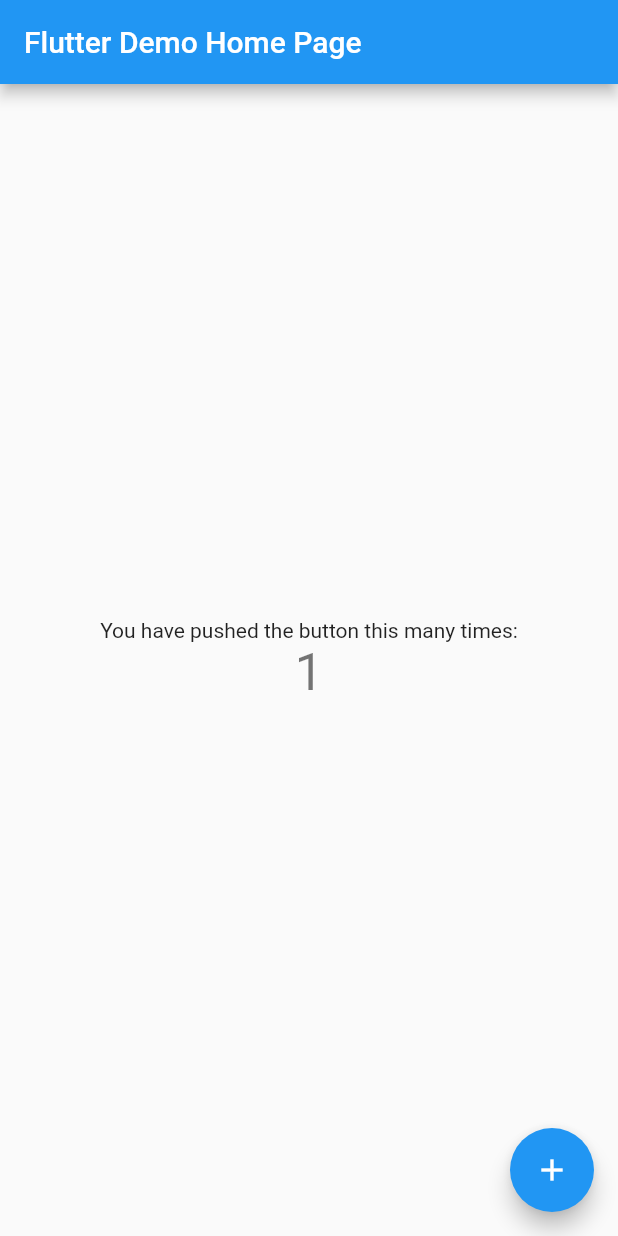
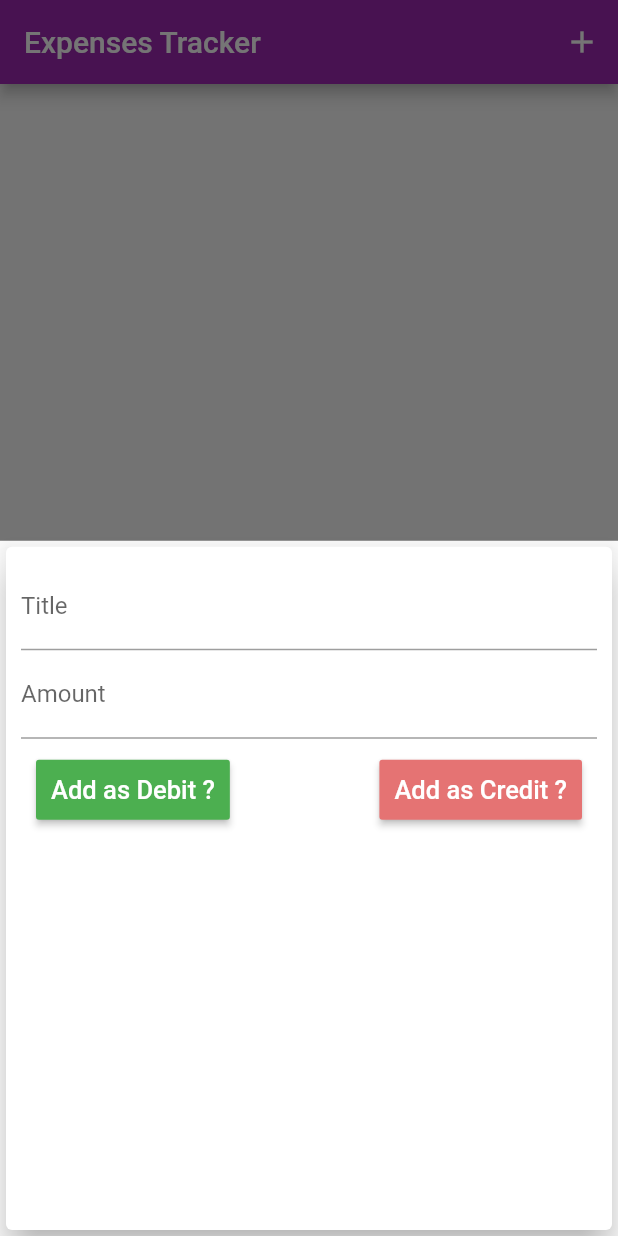
Before and after one commit to gauryvg98/practice_flutter, a Flutter app: the screen it shows after launch, after a tap on the "add" icon, on a phone screen of 412 x 824 dp. Run offline on Flutter 3.47's test engine with Material 2 defaults, Android fonts, the phone set to English and light mode, and no system bars.

Commit message:
added personal expenses app

```diff
--- a/personal_expenses/lib/main.dart
+++ b/personal_expenses/lib/main.dart
@@ -1,117 +1,98 @@
 import 'package:flutter/material.dart';
+import 'package:personal_expenses/models/transaction.dart';
+import 'package:personal_expenses/widgets/transactionCard.dart';
+import 'package:personal_expenses/widgets/usageChart.dart';
+import 'package:personal_expenses/widgets/userInputWidget.dart';
 
 void main() {
   runApp(MyApp());
 }
 
 class MyApp extends StatelessWidget {
-  // This widget is the root of your application.
   @override
   Widget build(BuildContext context) {
     return MaterialApp(
-      title: 'Flutter Demo',
+      home: MyHomePage(),
       theme: ThemeData(
-        // This is the theme of your application.
-        //
-        // Try running your application with "flutter run". You'll see the
-        // application has a blue toolbar. Then, without quitting the app, try
-        // changing the primarySwatch below to Colors.green and then invoke
-        // "hot reload" (press "r" in the console where you ran "flutter run",
-        // or simply save your changes to "hot reload" in a Flutter IDE).
-        // Notice that the counter didn't reset back to zero; the application
-        // is not restarted.
-        primarySwatch: Colors.blue,
-        // This makes the visual density adapt to the platform that you run
-        // the app on. For desktop platforms, the controls will be smaller and
-        // closer together (more dense) than on mobile platforms.
-        visualDensity: VisualDensity.adaptivePlatformDensity,
+        primarySwatch: Colors.purple,
       ),
-      home: MyHomePage(title: 'Flutter Demo Home Page'),
+      title: "Expenses Tracker",
     );
   }
 }
 
 class MyHomePage extends StatefulWidget {
-  MyHomePage({Key key, this.title}) : super(key: key);
-
-  // This widget is the home page of your application. It is stateful, meaning
-  // that it has a State object (defined below) that contains fields that affect
-  // how it looks.
-
-  // This class is the configuration for the state. It holds the values (in this
-  // case the title) provided by the parent (in this case the App widget) and
-  // used by the build method of the State. Fields in a Widget subclass are
-  // always marked "final".
-
-  final String title;
-
   @override
-  _MyHomePageState createState() => _MyHomePageState();
+  _MyHomePageState createState() {
+    return _MyHomePageState();
+  }
 }
 
 class _MyHomePageState extends State<MyHomePage> {
-  int _counter = 0;
+  final List<Transaction> transactions = [];
 
-  void _incrementCounter() {
+  void _addToTransactionList(Transaction tx) {
     setState(() {
-      // This call to setState tells the Flutter framework that something has
-      // changed in this State, which causes it to rerun the build method below
-      // so that the display can reflect the updated values. If we changed
-      // _counter without calling setState(), then the build method would not be
-      // called again, and so nothing would appear to happen.
-      _counter++;
+      transactions.add(tx);
     });
+  }
+
+  void _deleteTransaction(Transaction tx) {
+    setState(() {
+      transactions.remove(tx);
+    });
+  }
+
+  void _showUserInputWidget(BuildContext ctx) {
+    showModalBottomSheet(
+        builder: (BuildContext bCtx) {
+          return UserInputWidget(_addToTransactionList);
+        },
+        context: ctx);
   }
 
   @override
   Widget build(BuildContext context) {
-    // This method is rerun every time setState is called, for instance as done
-    // by the _incrementCounter method above.
-    //
-    // The Flutter framework has been optimized to make rerunning build methods
-    // fast, so that you can just rebuild anything that needs updating rather
-    // than having to individually change instances of widgets.
     return Scaffold(
       appBar: AppBar(
-        // Here we take the value from the MyHomePage object that was created by
-        // the App.build method, and use it to set our appbar title.
-        title: Text(widget.title),
+        title: Text("Expenses Tracker"),
+        actions: [
+          IconButton(
+            icon: Icon(Icons.add),
+            onPressed: () => _showUserInputWidget(context),
+          )
+        ],
       ),
-      body: Center(
-        // Center is a layout widget. It takes a single child and positions it
-        // in the middle of the parent.
+      body: SingleChildScrollView(
         child: Column(
-          // Column is also a layout widget. It takes a list of children and
-          // arranges them vertically. By default, it sizes itself to fit its
-          // children horizontally, and tries to be as tall as its parent.
-          //
-          // Invoke "debug painting" (press "p" in the console, choose the
-          // "Toggle Debug Paint" action from the Flutter Inspector in Android
-          // Studio, or the "Toggle Debug Paint" command in Visual Studio Code)
-          // to see the wireframe for each widget.
-          //
-          // Column has various properties to control how it sizes itself and
-          // how it positions its children. Here we use mainAxisAlignment to
-          // center the children vertically; the main axis here is the vertical
-          // axis because Columns are vertical (the cross axis would be
-          // horizontal).
-          mainAxisAlignment: MainAxisAlignment.center,
-          children: <Widget>[
-            Text(
-              'You have pushed the button this many times:',
-            ),
-            Text(
-              '$_counter',
-              style: Theme.of(context).textTheme.headline4,
+          mainAxisAlignment: MainAxisAlignment.start,
+          crossAxisAlignment: CrossAxisAlignment.stretch,
+          children: [
+            UsageChart(transactions),
+            Column(
+              mainAxisAlignment: MainAxisAlignment.start,
+              crossAxisAlignment: CrossAxisAlignment.center,
+              children: [
+                Container(
+                  height: 300,
+                  child: ListView(
+                    children: transactions.map((tx) {
+                      return TransactionCard(tx, _deleteTransaction);
+                    }).toList(),
+                  ),
+                ),
+              ],
             ),
           ],
         ),
       ),
       floatingActionButton: FloatingActionButton(
-        onPressed: _incrementCounter,
-        tooltip: 'Increment',
-        child: Icon(Icons.add),
-      ), // This trailing comma makes auto-formatting nicer for build methods.
+        onPressed: () => _showUserInputWidget(context),
+        child: Icon(
+          Icons.add,
+        ),
+      ),
+      floatingActionButtonLocation: FloatingActionButtonLocation.centerFloat,
     );
   }
 }
--- /dev/null
+++ b/personal_expenses/lib/models/transaction.dart
@@ -0,0 +1,16 @@
+import 'package:flutter/foundation.dart';
+
+class Transaction {
+  String id;
+  String title;
+  int amount;
+  DateTime dateTime;
+  bool credit;
+
+  Transaction({
+    @required this.title,
+    @required this.amount,
+    this.credit,
+    @required this.dateTime,
+  });
+}
--- /dev/null
+++ b/personal_expenses/lib/widgets/usageChart.dart
@@ -0,0 +1,93 @@
+import 'package:flutter/material.dart';
+import 'package:personal_expenses/models/transaction.dart';
+
+class UsageChart extends StatelessWidget {
+  final List<Transaction> transactions;
+
+  List<Widget> buildMapOnType() {
+    Map<bool, int> mp = new Map();
+    mp[true] = 0;
+    mp[false] = 0;
+    int _total = 0;
+    transactions.forEach((tx) {
+      mp[tx.credit] += tx.amount;
+      _total += tx.amount;
+    });
+
+    //return list<Widgets here>
+
+    List<Widget> list = new List();
+
+    mp.forEach((k, v) {
+      list.add(
+        Column(
+          mainAxisAlignment: MainAxisAlignment.spaceAround,
+          children: [
+            SizedBox(
+              height: 10,
+            ),
+            Text(
+              "₹ " + v.toString(),
+              style: TextStyle(fontWeight: FontWeight.bold, fontSize: 18),
+            ),
+            SizedBox(
+              height: 10,
+            ),
+            Container(
+              height: 200,
+              width: 33,
+              child: Stack(
+                alignment: Alignment.bottomCenter,
+                children: [
+                  Container(
+                    decoration: BoxDecoration(
+                      border: Border.all(color: Colors.grey, width: 2),
+                      color: Color.fromRGBO(220, 220, 220, 1),
+                      borderRadius: BorderRadius.circular(10),
+                    ),
+                  ),
+                  FractionallySizedBox(
+                    heightFactor: v / _total,
+                    child: Container(
+                      decoration: BoxDecoration(
+                        color: k ? Colors.red[300] : Colors.green,
+                        border: Border.all(color: Colors.grey, width: 2),
+                        borderRadius: BorderRadius.circular(10),
+                      ),
+                    ),
+                  )
+                ],
+              ),
+            ),
+            SizedBox(
+              height: 10,
+            ),
+            Text(
+              k ? "Credit" : "Debit",
+              style: TextStyle(fontWeight: FontWeight.bold, fontSize: 18),
+            ),
+            SizedBox(
+              height: 10,
+            ),
+          ],
+        ),
+      );
+    });
+
+    return list;
+  }
+
+  UsageChart(this.transactions);
+  @override
+  Widget build(BuildContext context) {
+    return Card(
+      elevation: 6,
+      margin: EdgeInsets.all(10),
+      child: Row(
+        mainAxisAlignment: MainAxisAlignment.spaceAround,
+        crossAxisAlignment: CrossAxisAlignment.center,
+        children: (transactions.length == 0) ? List() : buildMapOnType(),
+      ),
+    );
+  }
+}
--- /dev/null
+++ b/personal_expenses/lib/widgets/userInputWidget.dart
@@ -0,0 +1,96 @@
+import 'package:flutter/material.dart';
+import 'package:personal_expenses/models/transaction.dart';
+
+class UserInputWidget extends StatefulWidget {
+  UserInputWidget(this._addTx);
+  final Function _addTx;
+  @override
+  _UserInputWidgetState createState() => _UserInputWidgetState(_addTx);
+}
+
+class _UserInputWidgetState extends State<UserInputWidget> {
+  final amountContoller = TextEditingController();
+  final titleController = TextEditingController();
+  final Function _addTx;
+
+  _UserInputWidgetState(this._addTx);
+  @override
+  Widget build(BuildContext context) {
+    return Card(
+      elevation: 10,
+      child: Container(
+        padding: EdgeInsets.all(10),
+        child: Column(
+          children: [
+            TextField(
+              decoration: InputDecoration(labelText: "Title"),
+              controller: titleController,
+            ),
+            TextField(
+              decoration: InputDecoration(labelText: "Amount"),
+              keyboardType: TextInputType.number,
+              controller: amountContoller,
+            ),
+            Container(
+              padding: EdgeInsets.all(10),
+              child: Row(
+                mainAxisAlignment: MainAxisAlignment.spaceBetween,
+                children: [
+                  RaisedButton(
+                    elevation: 2,
+                    splashColor: Theme.of(context).accentColor,
+                    padding: EdgeInsets.all(10),
+                    color: Colors.green,
+                    child: Text(
+                      "Add as Debit ?",
+                      style: TextStyle(
+                        color: Colors.white,
+                        fontSize: 17,
+                      ),
+                    ),
+                    onPressed: () {
+                      var tx = new Transaction(
+                        amount: int.parse(amountContoller.text),
+                        title: titleController.text,
+                        dateTime: DateTime.now(),
+                        credit: false,
+                      );
+                      print("added tx : ");
+                      _addTx(tx);
+                      Navigator.of(context).pop();
+                    },
+                  ),
+                  RaisedButton(
+                    elevation: 2,
+                    splashColor: Theme.of(context).accentColor,
+                    padding: EdgeInsets.all(10),
+                    color: Colors.red[300],
+                    child: Text(
+                      "Add as Credit ?",
+                      style: TextStyle(
+                        color: Colors.white,
+                        fontSize: 17,
+                      ),
+                    ),
+                    onPressed: () {
+                      var tx = new Transaction(
+                        amount: int.parse(amountContoller.text),
+                        title: titleController.text,
+                        dateTime: DateTime.now(),
+                        credit: true,
+                      );
+                      print("added tx : ");
+                      _addTx(tx);
+                      Navigator.of(context).pop();
+                    },
+                  ),
+                ],
+              ),
+            )
+          ],
+          crossAxisAlignment: CrossAxisAlignment.start,
+        ),
+      ),
+    );
+  }
+}
```
Also changed, not shown: personal_expenses/lib/widgets/transactionCard.dart (added, +65 -0 lines), personal_expenses/lib/widgets/transactionList.dart (added, +53 -0 lines), 1 other file.
